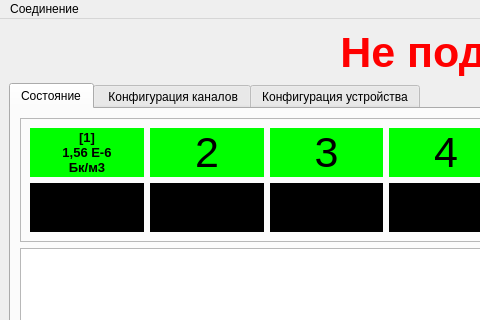
Old version of the form mainwindow.ui in the repository Balyaev-D-A/UNOConfigurator; both pictures show x 0 to 480 and y 0 to 320 of the 1012 by 696 pixel window.
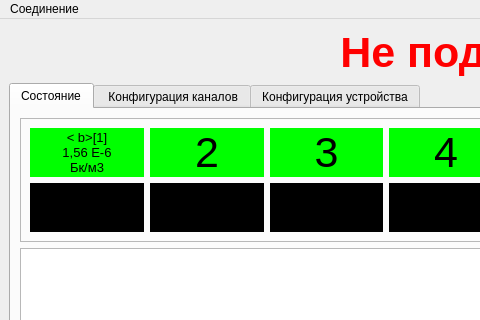
New version of the form. The open tabs and pages were chosen to show the change. Custom widgets are drawn as their Qt base class.

Commit message: Работа продолжается

```diff
--- a/mainwindow.ui
+++ b/mainwindow.ui
@@ -67,8 +67,8 @@
                <property name="font">
                 <font>
                  <pointsize>10</pointsize>
-                 <weight>75</weight>
-                 <bold>true</bold>
+                 <weight>50</weight>
+                 <bold>false</bold>
                 </font>
                </property>
                <property name="styleSheet">
@@ -76,7 +76,7 @@
 color: rgb(0, 0, 0);</string>
                </property>
                <property name="text">
-                <string>[1]&lt;br/&gt;1,56 Е-6&lt;br/&gt;Бк/м3</string>
+                <string>&lt; b&gt;[1]&lt;/b&gt;&lt;br/&gt;1,56 Е-6&lt;br/&gt;Бк/м3</string>
                </property>
                <property name="alignment">
                 <set>Qt::AlignCenter</set>
```
Left out of the diff: 4 changed lines with no effect on the pictures. The commit also changes 2 other files.
